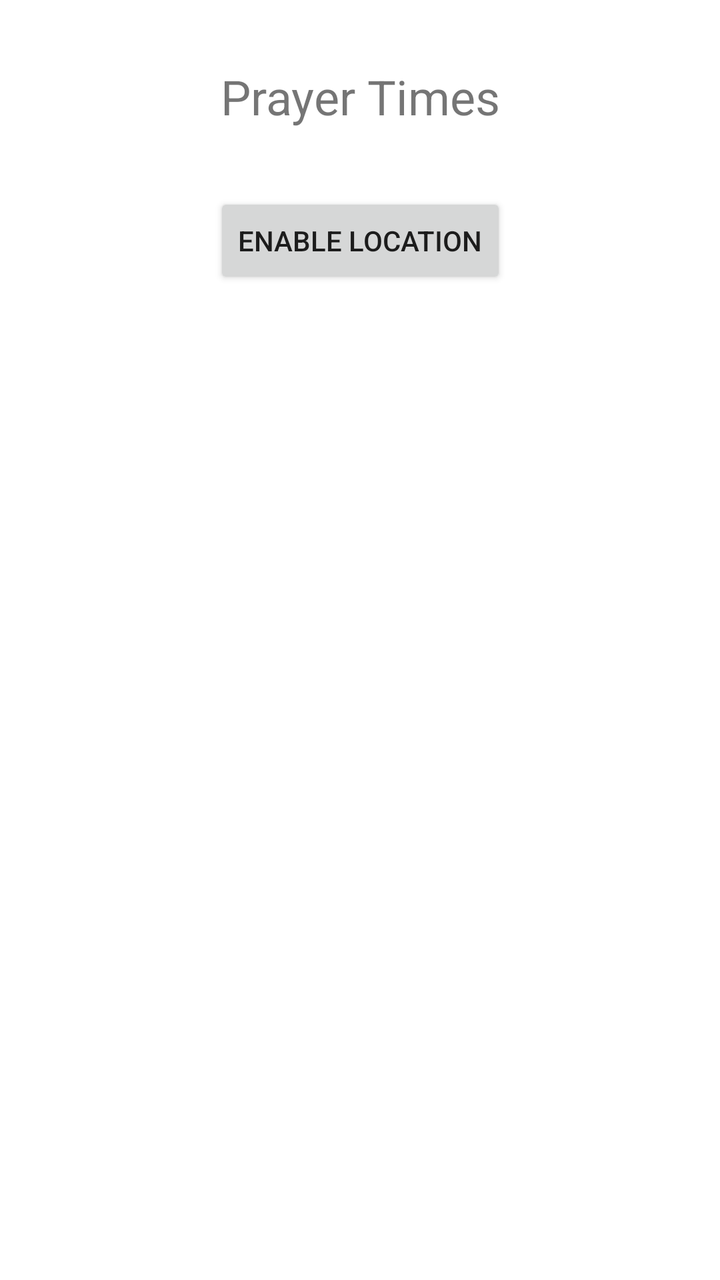
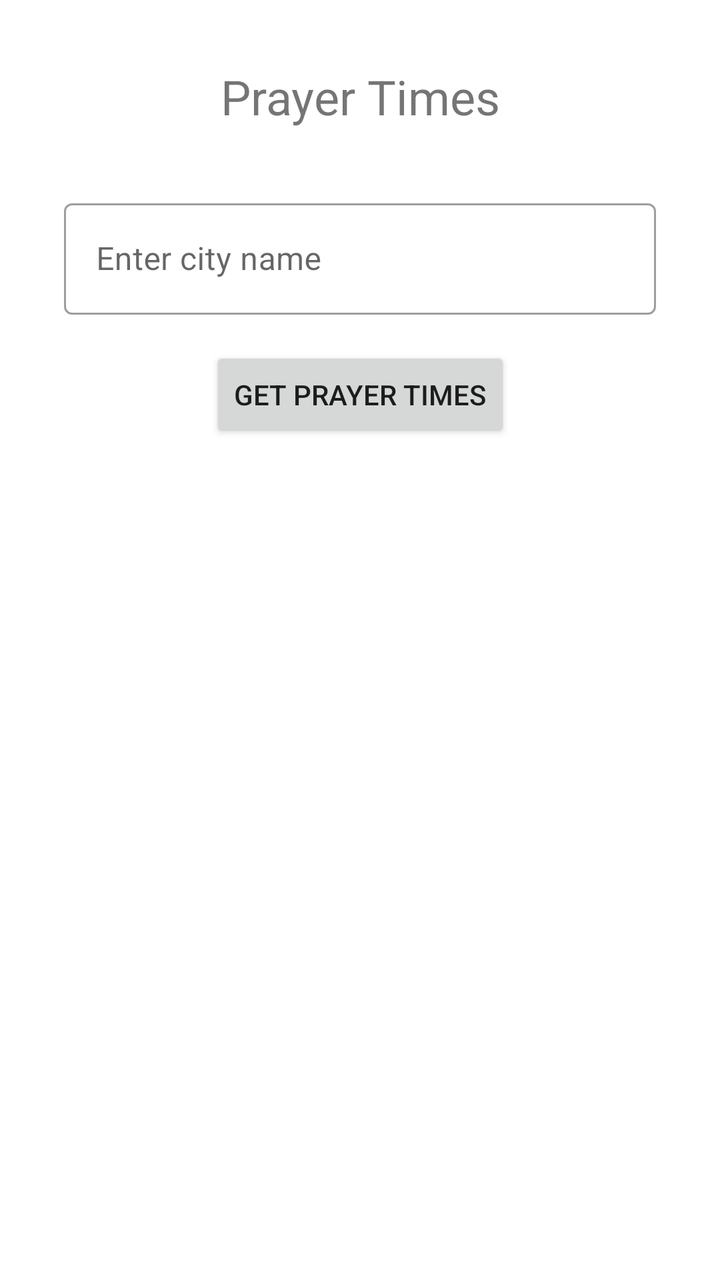

Before-and-after screenshots of an Android layout around one commit, followed by the original layout XML and the change that was made.
<!-- AndroidManifest.xml: application theme Theme.Adzan -->
<!-- res/layout/activity_main.xml -->
<?xml version="1.0" encoding="utf-8"?>
<androidx.constraintlayout.widget.ConstraintLayout xmlns:android="http://schemas.android.com/apk/res/android"
    xmlns:app="http://schemas.android.com/apk/res-auto"
    xmlns:tools="http://schemas.android.com/tools"
    android:layout_width="match_parent"
    android:layout_height="match_parent"
    tools:context=".MainActivity">

    <TextView
        android:id="@+id/prayerTimeText"
        android:layout_width="wrap_content"
        android:layout_height="wrap_content"
        android:text="Prayer Times"
        android:textSize="24sp"
        android:layout_marginTop="32dp"
        app:layout_constraintEnd_toEndOf="parent"
        app:layout_constraintStart_toStartOf="parent"
        app:layout_constraintTop_toTopOf="parent" />

    <Button
        android:id="@+id/enableLocationButton"
        android:layout_width="wrap_content"
        android:layout_height="wrap_content"
        android:text="@string/enable_location"
        android:layout_marginTop="32dp"
        app:layout_constraintEnd_toEndOf="parent"
        app:layout_constraintStart_toStartOf="parent"
        app:layout_constraintTop_toBottomOf="@id/prayerTimeText" />

</androidx.constraintlayout.widget.ConstraintLayout>
<!-- resources referenced by this layout -->
<resources>
  <string name="enable_location">Enable Location</string>
  <style name="Theme.Adzan" parent="Theme.MaterialComponents.DayNight.DarkActionBar">
      </style>
</resources>

<!-- the commit's change to res/layout/activity_main.xml (unified diff, before → after) -->
@@ -17,14 +17,33 @@
         app:layout_constraintStart_toStartOf="parent"
         app:layout_constraintTop_toTopOf="parent" />
 
+    <com.google.android.material.textfield.TextInputLayout
+        android:id="@+id/cityInputLayout"
+        android:layout_width="0dp"
+        android:layout_height="wrap_content"
+        android:layout_marginHorizontal="32dp"
+        android:layout_marginTop="32dp"
+        android:hint="@string/city_hint"
+        style="@style/Widget.MaterialComponents.TextInputLayout.OutlinedBox"
+        app:layout_constraintEnd_toEndOf="parent"
+        app:layout_constraintStart_toStartOf="parent"
+        app:layout_constraintTop_toBottomOf="@id/prayerTimeText">
+
+        <com.google.android.material.textfield.TextInputEditText
+            android:id="@+id/cityEditText"
+            android:layout_width="match_parent"
+            android:layout_height="wrap_content"
+            android:inputType="text" />
+    </com.google.android.material.textfield.TextInputLayout>
+
     <Button
         android:id="@+id/enableLocationButton"
         android:layout_width="wrap_content"
         android:layout_height="wrap_content"
-        android:text="@string/enable_location"
-        android:layout_marginTop="32dp"
+        android:text="@string/get_prayer_times"
+        android:layout_marginTop="16dp"
         app:layout_constraintEnd_toEndOf="parent"
         app:layout_constraintStart_toStartOf="parent"
-        app:layout_constraintTop_toBottomOf="@id/prayerTimeText" />
+        app:layout_constraintTop_toBottomOf="@id/cityInputLayout" />
 
 </androidx.constraintlayout.widget.ConstraintLayout>
<!-- resource entries referenced after the edit -->
@@ -1,6 +1,7 @@
 <!-- resources referenced by this layout -->
 <resources>
-  <string name="enable_location">Enable Location</string>
+  <string name="city_hint">Enter city name</string>
+  <string name="get_prayer_times">Get Prayer Times</string>
   <style name="Theme.Adzan" parent="Theme.MaterialComponents.DayNight.DarkActionBar">
       </style>
 </resources>
